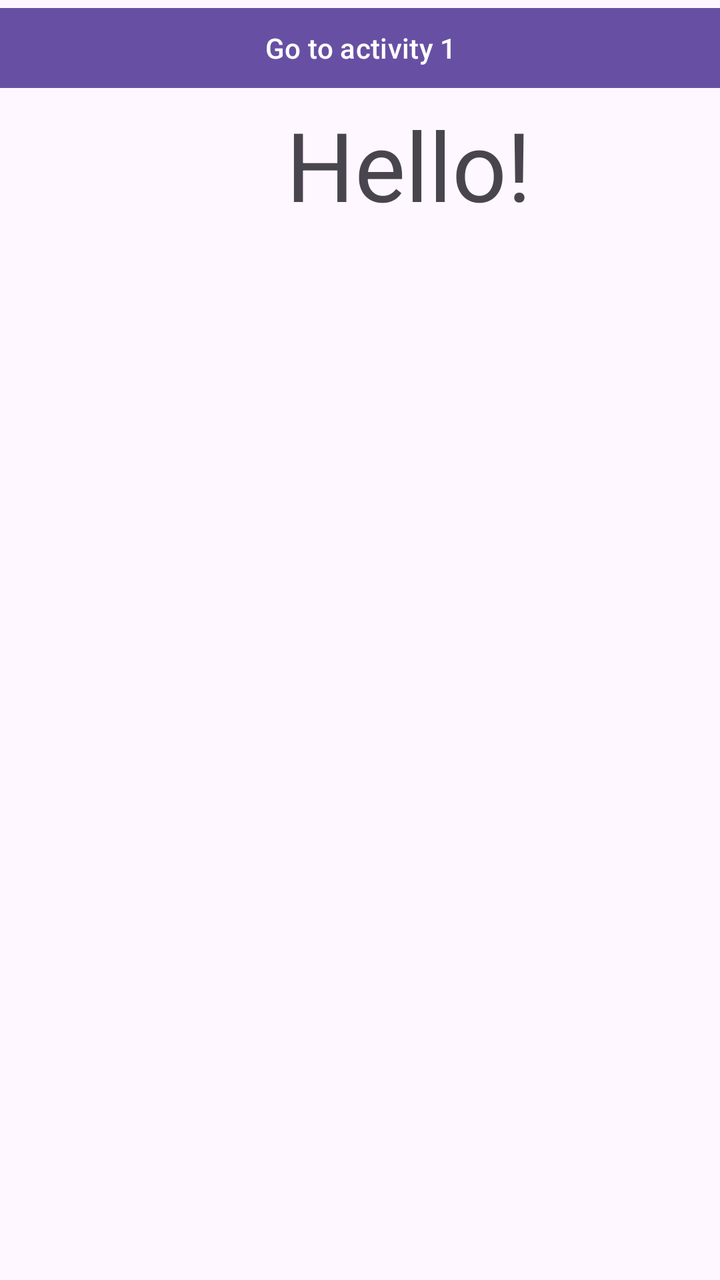
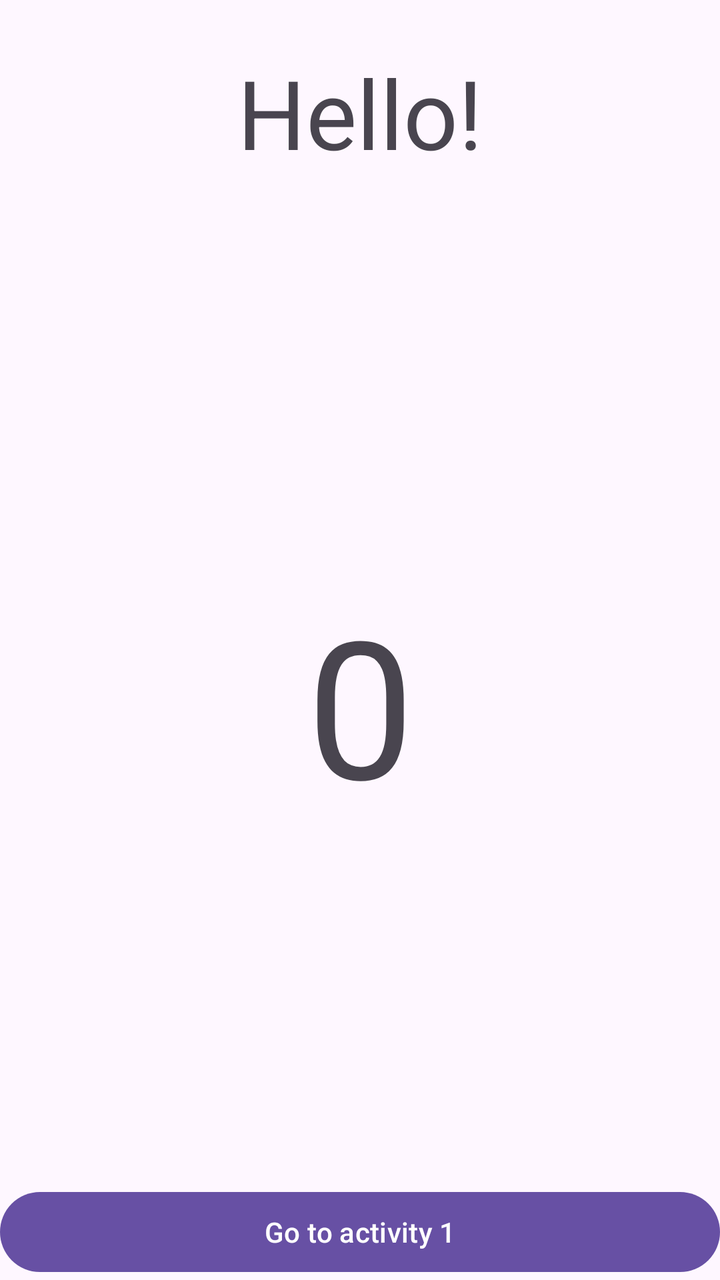

Before-and-after screenshots of an Android layout around one commit, followed by the original layout XML and the change that was made.
<!-- AndroidManifest.xml: application theme Theme.MultipleActivitiesApplication -->
<!-- res/layout/activity_second.xml -->
<?xml version="1.0" encoding="utf-8"?>
<androidx.constraintlayout.widget.ConstraintLayout xmlns:android="http://schemas.android.com/apk/res/android"
    xmlns:app="http://schemas.android.com/apk/res-auto"
    xmlns:tools="http://schemas.android.com/tools"
    android:id="@+id/main"
    android:layout_width="match_parent"
    android:layout_height="match_parent"
    tools:context=".SecondActivity">

    <androidx.constraintlayout.widget.ConstraintLayout
        android:layout_width="match_parent"
        android:layout_height="match_parent">

        <TextView
            android:id="@+id/textView2"
            android:layout_width="409dp"
            android:layout_height="163dp"
            android:paddingTop="50dp"
            android:text="Hello!"
            android:textAlignment="center"
            android:textSize="48sp"
            tools:layout_editor_absoluteX="1dp"
            tools:layout_editor_absoluteY="0dp" />

        <Button
            android:id="@+id/button5"
            android:layout_width="409dp"
            android:layout_height="wrap_content"
            android:text="Go to activity 1"
            android:onClick="goToMainActivity"
            app:cornerRadius="0dp"
            app:layout_constraintEnd_toEndOf="parent"
            app:layout_constraintStart_toStartOf="parent"
            tools:layout_editor_absoluteY="674dp" />

        <TextView
            android:id="@+id/textView3"
            android:layout_width="409dp"
            android:layout_height="502dp"
            android:textAlignment="center"
            android:textSize="96sp"
            tools:layout_editor_absoluteX="0dp"
            tools:layout_editor_absoluteY="163dp" />

    </androidx.constraintlayout.widget.ConstraintLayout>

</androidx.constraintlayout.widget.ConstraintLayout>
<!-- resources referenced by this layout -->
<resources>
  <style name="Theme.MultipleActivitiesApplication" parent="Base.Theme.MultipleActivitiesApplication" />
  <style name="Base.Theme.MultipleActivitiesApplication" parent="Theme.Material3.DayNight.NoActionBar">
          
          
      </style>
</resources>

<!-- the commit's change to res/layout/activity_second.xml (unified diff, before → after) -->
@@ -1,47 +1,16 @@
 <?xml version="1.0" encoding="utf-8"?>
-<androidx.constraintlayout.widget.ConstraintLayout xmlns:android="http://schemas.android.com/apk/res/android"
-    xmlns:app="http://schemas.android.com/apk/res-auto"
-    xmlns:tools="http://schemas.android.com/tools"
+<LinearLayout xmlns:android="http://schemas.android.com/apk/res/android"
     android:id="@+id/main"
     android:layout_width="match_parent"
     android:layout_height="match_parent"
-    tools:context=".SecondActivity">
-
-    <androidx.constraintlayout.widget.ConstraintLayout
-        android:layout_width="match_parent"
-        android:layout_height="match_parent">
-
-        <TextView
-            android:id="@+id/textView2"
-            android:layout_width="409dp"
-            android:layout_height="163dp"
-            android:paddingTop="50dp"
-            android:text="Hello!"
-            android:textAlignment="center"
-            android:textSize="48sp"
-            tools:layout_editor_absoluteX="1dp"
-            tools:layout_editor_absoluteY="0dp" />
-
-        <Button
-            android:id="@+id/button5"
-            android:layout_width="409dp"
-            android:layout_height="wrap_content"
-            android:text="Go to activity 1"
-            android:onClick="goToMainActivity"
-            app:cornerRadius="0dp"
-            app:layout_constraintEnd_toEndOf="parent"
-            app:layout_constraintStart_toStartOf="parent"
-            tools:layout_editor_absoluteY="674dp" />
-
-        <TextView
-            android:id="@+id/textView3"
-            android:layout_width="409dp"
-            android:layout_height="502dp"
-            android:textAlignment="center"
-            android:textSize="96sp"
-            tools:layout_editor_absoluteX="0dp"
-            tools:layout_editor_absoluteY="163dp" />
-
-    </androidx.constraintlayout.widget.ConstraintLayout>
-
-</androidx.constraintlayout.widget.ConstraintLayout>
+    android:orientation="vertical">
+    <TextView android:id="@+id/textView2" android:layout_width="match_parent"
+        android:layout_height="wrap_content" android:gravity="center"
+        android:padding="24dp" android:text="@string/hello" android:textSize="48sp" />
+    <TextView android:id="@+id/textView3" android:layout_width="match_parent"
+        android:layout_height="0dp" android:layout_weight="1" android:gravity="center"
+        android:text="@string/count_initial" android:textSize="96sp" />
+    <Button android:id="@+id/button5" android:layout_width="match_parent"
+        android:layout_height="wrap_content" android:text="@string/go_activity_1"
+        android:onClick="goToMainActivity" />
+</LinearLayout>
<!-- resource entries referenced after the edit -->
@@ -1,5 +1,8 @@
 <!-- resources referenced by this layout -->
 <resources>
+  <string name="count_initial">0</string>
+  <string name="go_activity_1">Go to activity 1</string>
+  <string name="hello">Hello!</string>
   <style name="Theme.MultipleActivitiesApplication" parent="Base.Theme.MultipleActivitiesApplication" />
   <style name="Base.Theme.MultipleActivitiesApplication" parent="Theme.Material3.DayNight.NoActionBar">
           
